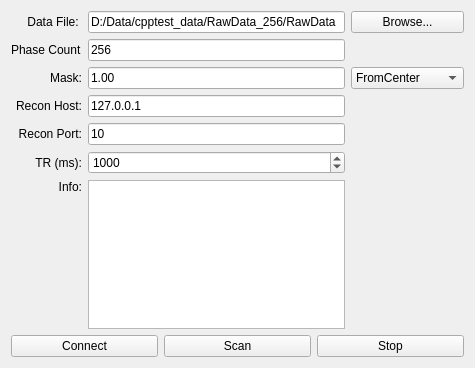
Above: API/VirtualMriConsole/mainwindow.ui from MR-algorithms/YAP before the change. Below: the same form after it.
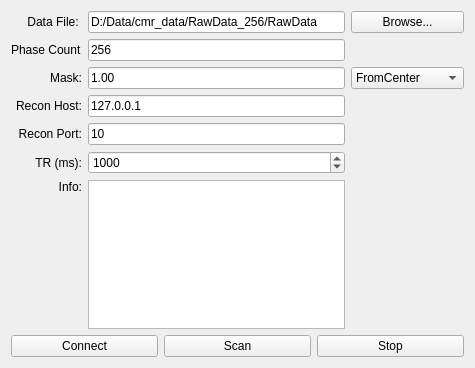
That is the form after the change.

```diff
--- a/API/VirtualMriConsole/mainwindow.ui
+++ b/API/VirtualMriConsole/mainwindow.ui
@@ -106,7 +106,7 @@
         <item row="0" column="1">
          <widget class="QLineEdit" name="editDataFile">
           <property name="text">
-           <string>D:/Data/cpptest_data/RawData_256/RawData</string>
+           <string>D:/Data/cmr_data/RawData_256/RawData</string>
           </property>
          </widget>
         </item>
```
